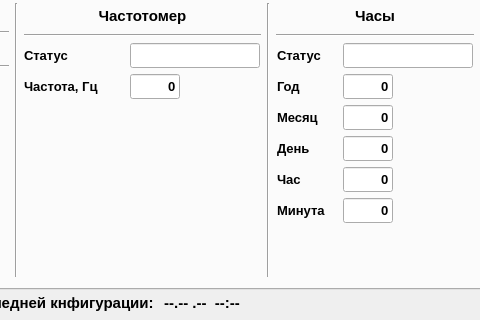
First picture: the form in informPConfigurator/mainwindow.ui, repository Goodjamp/informPConfigurator, before the edit; both pictures show x 142 to 622 and y 96 to 416 of the 898 by 416 pixel window.
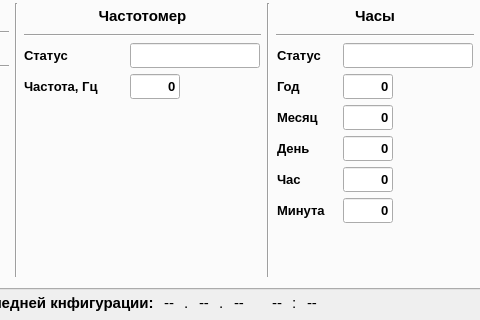
Second picture: the form after the edit.

Diff of the .ui file:
```diff
--- a/informPConfigurator/mainwindow.ui
+++ b/informPConfigurator/mainwindow.ui
@@ -3470,31 +3470,146 @@
        </widget>
       </item>
       <item>
-       <widget class="QLabel" name="label_95">
-        <property name="minimumSize">
+       <widget class="QLabel" name="labelConfigurationYear">
+        <property name="maximumSize">
          <size>
-          <width>0</width>
+          <width>20</width>
           <height>25</height>
          </size>
         </property>
+        <property name="font">
+         <font>
+          <pointsize>11</pointsize>
+         </font>
+        </property>
+        <property name="text">
+         <string>--</string>
+        </property>
+        <property name="alignment">
+         <set>Qt::AlignRight|Qt::AlignTrailing|Qt::AlignVCenter</set>
+        </property>
+       </widget>
+      </item>
+      <item>
+       <widget class="QLabel" name="label_19">
+        <property name="font">
+         <font>
+          <pointsize>11</pointsize>
+         </font>
+        </property>
+        <property name="text">
+         <string>.</string>
+        </property>
+       </widget>
+      </item>
+      <item>
+       <widget class="QLabel" name="labelConfigurationMounth">
         <property name="maximumSize">
          <size>
-          <width>16777215</width>
+          <width>20</width>
           <height>25</height>
          </size>
         </property>
         <property name="font">
          <font>
           <pointsize>11</pointsize>
-          <weight>75</weight>
-          <bold>true</bold>
          </font>
         </property>
         <property name="text">
-         <string>--.-- .--  --:--</string>
+         <string>--</string>
         </property>
+       </widget>
+      </item>
+      <item>
+       <widget class="QLabel" name="label_21">
+        <property name="font">
+         <font>
+          <pointsize>11</pointsize>
+         </font>
+        </property>
+        <property name="text">
+         <string>.</string>
+        </property>
+       </widget>
+      </item>
+      <item>
+       <widget class="QLabel" name="labelConfigurationDay">
+        <property name="maximumSize">
+         <size>
+          <width>20</width>
+          <height>25</height>
+         </size>
+        </property>
+        <property name="font">
+         <font>
+          <pointsize>11</pointsize>
+         </font>
+        </property>
+        <property name="text">
+         <string>--</string>
+        </property>
+       </widget>
+      </item>
+      <item>
+       <widget class="QLabel" name="label_23">
+        <property name="font">
+         <font>
+          <pointsize>10</pointsize>
+         </font>
+        </property>
+        <property name="text">
+         <string/>
+        </property>
+       </widget>
+      </item>
+      <item>
+       <widget class="QLabel" name="labelConfigurationHour">
+        <property name="maximumSize">
+         <size>
+          <width>20</width>
+          <height>25</height>
+         </size>
+        </property>
+        <property name="font">
+         <font>
+          <pointsize>11</pointsize>
+         </font>
+        </property>
+        <property name="text">
+         <string>--</string>
+        </property>
         <property name="alignment">
-         <set>Qt::AlignCenter</set>
+         <set>Qt::AlignRight|Qt::AlignTrailing|Qt::AlignVCenter</set>
+        </property>
+       </widget>
+      </item>
+      <item>
+       <widget class="QLabel" name="label_25">
+        <property name="font">
+         <font>
+          <pointsize>11</pointsize>
+         </font>
+        </property>
+        <property name="text">
+         <string>:</string>
+        </property>
+       </widget>
+      </item>
+      <item>
+       <widget class="QLabel" name="labelConfigurationMinutes">
+        <property name="maximumSize">
+         <size>
+          <width>20</width>
+          <height>25</height>
+         </size>
+        </property>
+        <property name="font">
+         <font>
+          <pointsize>11</pointsize>
+         </font>
+        </property>
+        <property name="text">
+         <string>--</string>
         </property>
        </widget>
       </item>
```
Left out of the diff: 3 changed lines with no effect on the pictures.
